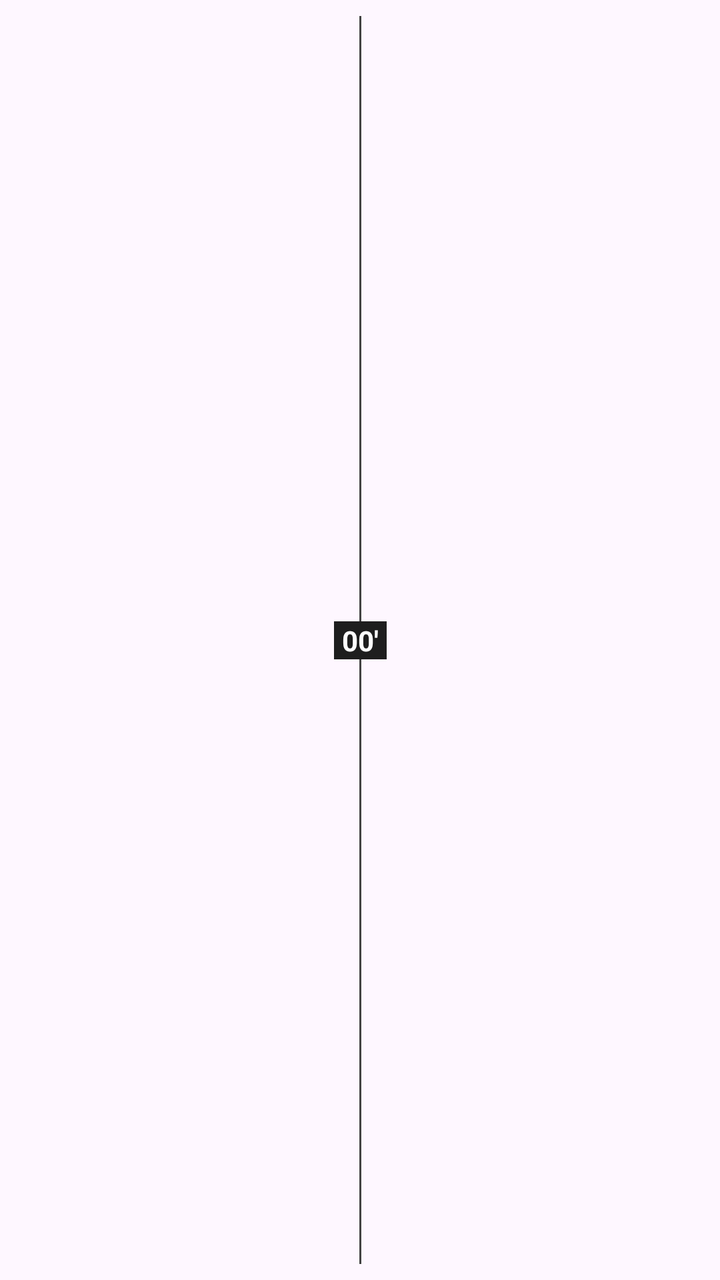
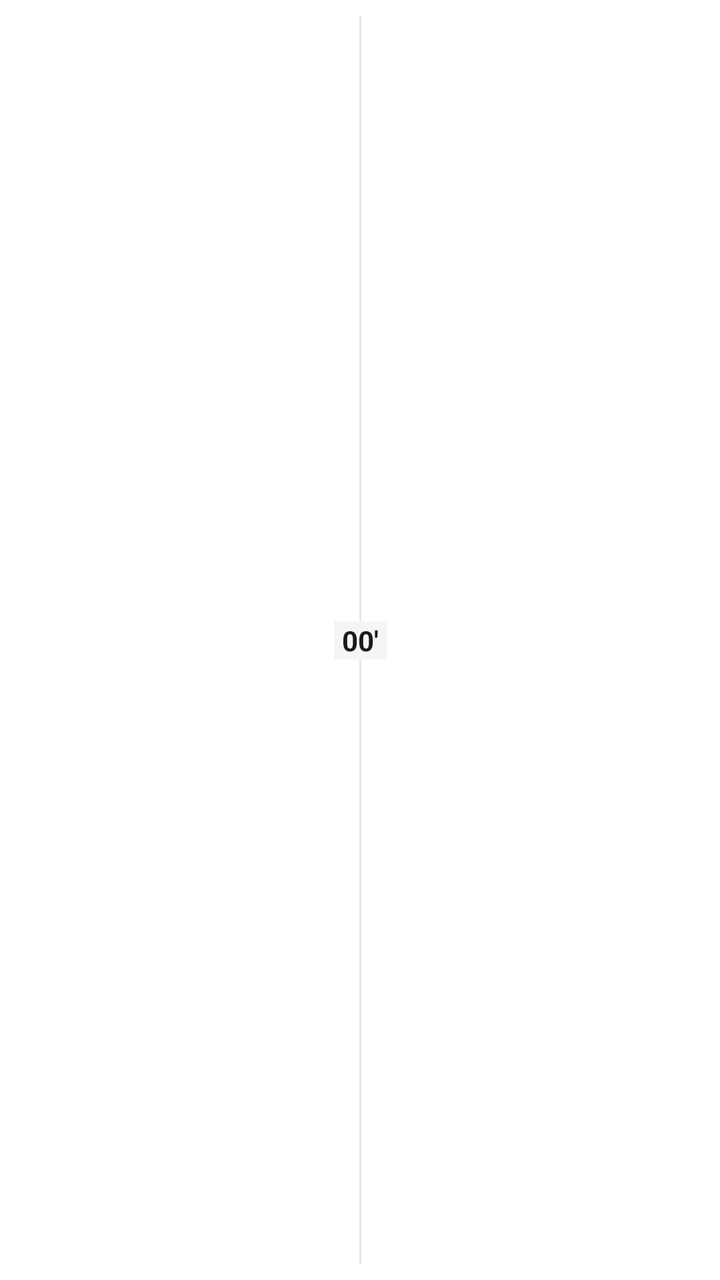

Compare the two renders of this Android layout. The source of the first and the diff that turns it into the second are given below.
<!-- AndroidManifest.xml: application theme Theme.MyApplication -->
<!-- res/layout/item_timeline.xml -->
<?xml version="1.0" encoding="utf-8"?>
<androidx.constraintlayout.widget.ConstraintLayout xmlns:android="http://schemas.android.com/apk/res/android"
    xmlns:app="http://schemas.android.com/apk/res-auto"
    android:layout_width="match_parent"
    android:layout_height="wrap_content"
    android:paddingTop="8dp"
    android:paddingBottom="8dp">

    
    <View
        android:id="@+id/vCenterLine"
        android:layout_width="1dp"
        android:layout_height="0dp"
        android:background="#444444"
        app:layout_constraintTop_toTopOf="parent"
        app:layout_constraintBottom_toBottomOf="parent"
        app:layout_constraintStart_toStartOf="parent"
        app:layout_constraintEnd_toEndOf="parent" />

    
    <TextView
        android:id="@+id/tvEventTime"
        android:layout_width="wrap_content"
        android:layout_height="wrap_content"
        android:text="00'"
        android:textColor="#FFFFFF"
        android:textStyle="bold"
        android:textSize="14sp"
        android:background="#1E1E1E"
        android:paddingStart="4dp"
        android:paddingEnd="4dp"
        app:layout_constraintTop_toTopOf="parent"
        app:layout_constraintBottom_toBottomOf="parent"
        app:layout_constraintStart_toStartOf="parent"
        app:layout_constraintEnd_toEndOf="parent" />

    
    <LinearLayout
        android:id="@+id/layoutHomeEvent"
        android:layout_width="0dp"
        android:layout_height="wrap_content"
        android:orientation="horizontal"
        android:gravity="end|center_vertical"
        android:paddingEnd="12dp"
        app:layout_constraintTop_toTopOf="parent"
        app:layout_constraintBottom_toBottomOf="parent"
        app:layout_constraintStart_toStartOf="parent"
        app:layout_constraintEnd_toStartOf="@+id/tvEventTime">

        <LinearLayout
            android:layout_width="wrap_content"
            android:layout_height="wrap_content"
            android:orientation="vertical"
            android:gravity="end"
            android:layout_marginEnd="8dp">

            <TextView
                android:id="@+id/tvHomePlayer"
                android:layout_width="wrap_content"
                android:layout_height="wrap_content"
                android:textColor="#FFFFFF"
                android:textSize="14sp" />

            <TextView
                android:id="@+id/tvHomeAssist"
                android:layout_width="wrap_content"
                android:layout_height="wrap_content"
                android:textColor="#888888"
                android:textSize="12sp"
                android:visibility="gone" />
        </LinearLayout>

        
        <FrameLayout
            android:layout_width="24dp"
            android:layout_height="24dp">

            <TextView
                android:id="@+id/tvHomeIcon"
                android:layout_width="24dp"
                android:layout_height="24dp"
                android:gravity="center"
                android:textSize="16sp" />

            <ImageView
                android:id="@+id/ivHomePenMiss"
                android:layout_width="24dp"
                android:layout_height="24dp"
                android:src="@drawable/ic_penalty_miss"
                android:visibility="gone" />
        </FrameLayout>

    </LinearLayout>

    
    <LinearLayout
        android:id="@+id/layoutAwayEvent"
        android:layout_width="0dp"
        android:layout_height="wrap_content"
        android:orientation="horizontal"
        android:gravity="start|center_vertical"
        android:paddingStart="12dp"
        app:layout_constraintTop_toTopOf="parent"
        app:layout_constraintBottom_toBottomOf="parent"
        app:layout_constraintStart_toEndOf="@+id/tvEventTime"
        app:layout_constraintEnd_toEndOf="parent">

        
        <FrameLayout
            android:layout_width="24dp"
            android:layout_height="24dp">

            <TextView
                android:id="@+id/tvAwayIcon"
                android:layout_width="24dp"
                android:layout_height="24dp"
                android:gravity="center"
                android:textSize="16sp" />

            <ImageView
                android:id="@+id/ivAwayPenMiss"
                android:layout_width="24dp"
                android:layout_height="24dp"
                android:src="@drawable/ic_penalty_miss"
                android:visibility="gone" />
        </FrameLayout>

        <LinearLayout
            android:layout_width="wrap_content"
            android:layout_height="wrap_content"
            android:orientation="vertical"
            android:gravity="start"
            android:layout_marginStart="8dp">

            <TextView
                android:id="@+id/tvAwayPlayer"
                android:layout_width="wrap_content"
                android:layout_height="wrap_content"
                android:textColor="#FFFFFF"
                android:textSize="14sp" />

            <TextView
                android:id="@+id/tvAwayAssist"
                android:layout_width="wrap_content"
                android:layout_height="wrap_content"
                android:textColor="#888888"
                android:textSize="12sp"
                android:visibility="gone" />
        </LinearLayout>

    </LinearLayout>

</androidx.constraintlayout.widget.ConstraintLayout>
<!-- resources referenced by this layout -->
<resources>
  <!-- drawable ic_penalty_miss (drawable) -->
  <?xml version="1.0" encoding="utf-8"?>
  <vector xmlns:android="http://schemas.android.com/apk/res/android"
      android:width="22dp"
      android:height="22dp"
      android:viewportWidth="22"
      android:viewportHeight="22">
  
      
      <path
          android:pathData="M1.5,3.5 L20.5,3.5"
          android:strokeColor="#FFFFFF"
          android:strokeWidth="1.5"
          android:strokeLineCap="square" />
  
      
      <path
          android:pathData="M1.5,3.5 L1.5,14"
          android:strokeColor="#FFFFFF"
          android:strokeWidth="1.5"
          android:strokeLineCap="square" />
  
      
      <path
          android:pathData="M20.5,3.5 L20.5,14"
          android:strokeColor="#FFFFFF"
          android:strokeWidth="1.5"
          android:strokeLineCap="square" />
  
      
      <path
          android:pathData="M5,7 L17,13"
          android:strokeColor="#FFFFFF"
          android:strokeWidth="2"
          android:strokeLineCap="round" />
  
      
      <path
          android:pathData="M17,7 L5,13"
          android:strokeColor="#FFFFFF"
          android:strokeWidth="2"
          android:strokeLineCap="round" />
  
  </vector>
  <style name="Theme.MyApplication" parent="Base.Theme.MyApplication" />
  <style name="Base.Theme.MyApplication" parent="Theme.Material3.DayNight.NoActionBar">
          
          
      </style>
</resources>

<!-- the commit's change to res/layout/item_timeline.xml (unified diff, before → after) -->
@@ -11,7 +11,7 @@
         android:id="@+id/vCenterLine"
         android:layout_width="1dp"
         android:layout_height="0dp"
-        android:background="#444444"
+        android:background="@color/surface_variant"
         app:layout_constraintTop_toTopOf="parent"
         app:layout_constraintBottom_toBottomOf="parent"
         app:layout_constraintStart_toStartOf="parent"
@@ -23,10 +23,10 @@
         android:layout_width="wrap_content"
         android:layout_height="wrap_content"
         android:text="00'"
-        android:textColor="#FFFFFF"
+        android:textColor="@color/text_primary"
         android:textStyle="bold"
         android:textSize="14sp"
-        android:background="#1E1E1E"
+        android:background="@color/surface"
         android:paddingStart="4dp"
         android:paddingEnd="4dp"
         app:layout_constraintTop_toTopOf="parent"
@@ -58,14 +58,14 @@
                 android:id="@+id/tvHomePlayer"
                 android:layout_width="wrap_content"
                 android:layout_height="wrap_content"
-                android:textColor="#FFFFFF"
+                android:textColor="@color/text_primary"
                 android:textSize="14sp" />
 
             <TextView
                 android:id="@+id/tvHomeAssist"
                 android:layout_width="wrap_content"
                 android:layout_height="wrap_content"
-                android:textColor="#888888"
+                android:textColor="@color/text_secondary"
                 android:textSize="12sp"
                 android:visibility="gone" />
         </LinearLayout>
@@ -136,14 +136,14 @@
                 android:id="@+id/tvAwayPlayer"
                 android:layout_width="wrap_content"
                 android:layout_height="wrap_content"
-                android:textColor="#FFFFFF"
+                android:textColor="@color/text_primary"
                 android:textSize="14sp" />
 
             <TextView
                 android:id="@+id/tvAwayAssist"
                 android:layout_width="wrap_content"
                 android:layout_height="wrap_content"
-                android:textColor="#888888"
+                android:textColor="@color/text_secondary"
                 android:textSize="12sp"
                 android:visibility="gone" />
         </LinearLayout>
<!-- resource entries referenced after the edit -->
@@ -1,5 +1,9 @@
 <!-- resources referenced by this layout -->
 <resources>
+  <color name="surface">#F4F5F7</color>
+  <color name="surface_variant">#E6E8EB</color>
+  <color name="text_primary">#1A1A1A</color>
+  <color name="text_secondary">#6B7280</color>
   <!-- drawable ic_penalty_miss (drawable) -->
   <?xml version="1.0" encoding="utf-8"?>
   <vector xmlns:android="http://schemas.android.com/apk/res/android"
@@ -11,43 +15,51 @@
       
       <path
           android:pathData="M1.5,3.5 L20.5,3.5"
-          android:strokeColor="#FFFFFF"
+          android:strokeColor="@color/text_primary"
           android:strokeWidth="1.5"
           android:strokeLineCap="square" />
   
       
       <path
           android:pathData="M1.5,3.5 L1.5,14"
-          android:strokeColor="#FFFFFF"
+          android:strokeColor="@color/text_primary"
           android:strokeWidth="1.5"
           android:strokeLineCap="square" />
   
       
       <path
           android:pathData="M20.5,3.5 L20.5,14"
-          android:strokeColor="#FFFFFF"
+          android:strokeColor="@color/text_primary"
           android:strokeWidth="1.5"
           android:strokeLineCap="square" />
   
       
       <path
           android:pathData="M5,7 L17,13"
-          android:strokeColor="#FFFFFF"
+          android:strokeColor="@color/text_primary"
           android:strokeWidth="2"
           android:strokeLineCap="round" />
   
       
       <path
           android:pathData="M17,7 L5,13"
-          android:strokeColor="#FFFFFF"
+          android:strokeColor="@color/text_primary"
           android:strokeWidth="2"
           android:strokeLineCap="round" />
   
   </vector>
   <style name="Theme.MyApplication" parent="Base.Theme.MyApplication" />
-  <style name="Base.Theme.MyApplication" parent="Theme.Material3.DayNight.NoActionBar">
-          
-          
+  <style name="Base.Theme.MyApplication" parent="Theme.Material3.Light.NoActionBar">
+          <item name="colorPrimary">@color/accent</item>
+          <item name="colorOnPrimary">@color/on_accent</item>
+          <item name="android:windowBackground">@color/bg</item>
+          <item name="android:statusBarColor">@color/bg</item>
+          <item name="android:navigationBarColor">@color/bg</item>
+          <item name="android:windowLightStatusBar">true</item>
+          <item name="android:windowLightNavigationBar" tools:targetApi="o_mr1">true</item>
       </style>
+  <color name="accent">#F2711C</color>
+  <color name="on_accent">#FFFFFF</color>
+  <color name="bg">#FFFFFF</color>
 </resources>
 
